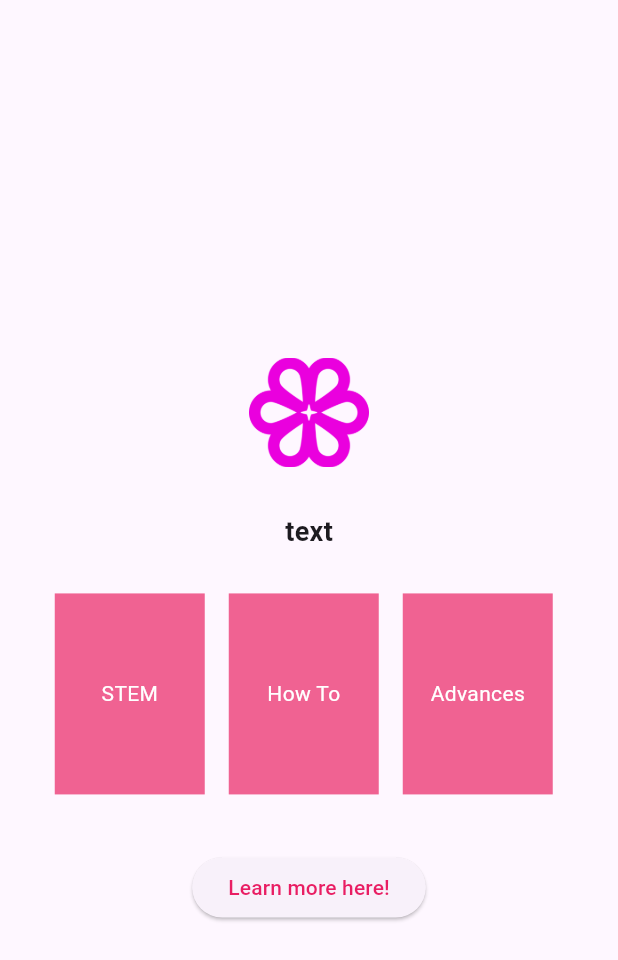
After one commit to binivazqua/empowersheapp, a Flutter app: the desktopBody screen opened directly, on a phone screen of 412 x 824 dp. The commit adds this screen. Shown: the top 960 px of the screen. Run offline on Flutter 3.47's test engine with Material 3 defaults, Android fonts, the phone set to English and light mode, and no system bars; our stand-ins replace hive, hive_flutter, video_player; accounts and stored records are empty.

Commit message:
responsive layout base done

```diff
--- a/lib/main.dart
+++ b/lib/main.dart
@@ -1,7 +1,10 @@
 import 'package:dummy_app_empoweshe/constants/colors.dart';
 import 'package:dummy_app_empoweshe/course_detail_page.dart';
 import 'package:dummy_app_empoweshe/infopage.dart';
-import 'package:dummy_app_empoweshe/responsive.dart';
+import 'package:dummy_app_empoweshe/responsive/desktopBody.dart';
+import 'package:dummy_app_empoweshe/responsive/mobileBody.dart';
+import 'package:dummy_app_empoweshe/responsive/responsive.dart';
+import 'package:dummy_app_empoweshe/responsive/responsive_layout.dart';
 import 'package:dummy_app_empoweshe/stem_courses_page.dart';
 import 'package:dummy_app_empoweshe/widgets/course_card.dart';
 import 'package:flutter/material.dart';
@@ -94,6 +97,9 @@ class _MyHomePageState extends State<MyHomePage> {
           ),
         ],
       ),
+      body: ResponsiveLayout(
+          mobileBody: Mobilebody(), desktopBody: desktopBody()),
+      /*
       body: Center(
         child: Column(
           crossAxisAlignment: CrossAxisAlignment.center,
@@ -156,22 +162,7 @@ class _MyHomePageState extends State<MyHomePage> {
         onPressed: _changeText,
         backgroundColor: const Color.fromARGB(255, 220, 134, 231),
         child: const Icon(Icons.favorite, color: Colors.white),
-      ),
+      ),*/
     );
   }
 }
-
-class mobileHomePage extends StatefulWidget {
-  const mobileHomePage();
-
-  @override
-  State<mobileHomePage> createState() => _mobileHomePageState();
-}
-
-class _mobileHomePageState extends State<mobileHomePage> {
-  @override
-  Widget build(BuildContext context) {
-    // TODO: implement build
-    return Scaffold();
-  }
-}
--- /dev/null
+++ b/lib/responsive/desktopBody.dart
@@ -0,0 +1,76 @@
+import 'package:dummy_app_empoweshe/responsive/responsive.dart';
+import 'package:dummy_app_empoweshe/widgets/course_card.dart';
+import 'package:flutter/material.dart';
+
+class desktopBody extends StatefulWidget {
+  const desktopBody({super.key});
+
+  @override
+  State<desktopBody> createState() => _desktopBodyState();
+}
+
+class _desktopBodyState extends State<desktopBody> {
+  @override
+  Widget build(BuildContext context) {
+    return Scaffold(
+      body: Center(
+        child: Column(
+          crossAxisAlignment: CrossAxisAlignment.center,
+          mainAxisAlignment: MainAxisAlignment.center,
+          children: [
+            Padding(
+              padding: const EdgeInsets.symmetric(vertical: 30),
+              child: Image.asset(
+                'lib/assets/png_icon_color_purple.png',
+                width: 80,
+              ),
+            ),
+            Text(
+              'text',
+              style: const TextStyle(fontSize: 18, fontWeight: FontWeight.bold),
+            ),
+            SizedBox(
+              height: 20,
+            ),
+            Center(
+              child: Padding(
+                padding: const EdgeInsets.only(left: 25),
+                child: Container(
+                  alignment: Alignment.center,
+                  width: 380,
+                  height: 150,
+                  child: ListView(
+                    scrollDirection: Axis.horizontal,
+                    children: [
+                      CourseCard(
+                          title: 'STEM',
+                          description: 'Learn about STEM fields!'),
+                      CourseCard(
+                          title: 'How To', description: 'Guides and Tutorials'),
+                      CourseCard(
+                          title: 'Advances', description: 'Latest Innovations'),
+                    ],
+                  ),
+                ),
+              ),
+            ),
+            SizedBox(
+              height: 30,
+            ),
+            ElevatedButton(
+              onPressed: () {
+                print('Learn more button pressed');
+                Navigator.of(context).push(
+                    MaterialPageRoute(builder: (context) => ResponsivePage()));
+              },
+              child: const Text(
+                'Learn more here!',
+                style: TextStyle(color: Colors.pink),
+              ),
+            ),
+          ],
+        ),
+      ),
+    );
+  }
+}
--- /dev/null
+++ b/lib/responsive/mobileBody.dart
@@ -0,0 +1,15 @@
+import 'package:flutter/material.dart';
+
+class Mobilebody extends StatefulWidget {
+  const Mobilebody({super.key});
+
+  @override
+  State<Mobilebody> createState() => _MobilebodyState();
+}
+
+class _MobilebodyState extends State<Mobilebody> {
+  @override
+  Widget build(BuildContext context) {
+    return const Placeholder();
+  }
+}
```
Also changed, not shown: lib/responsive/responsive.dart (renamed from lib/responsive.dart), lib/responsive/responsive_layout.dart (renamed from lib/responsive_layout.dart), pubspec.lock, 2 other files.
